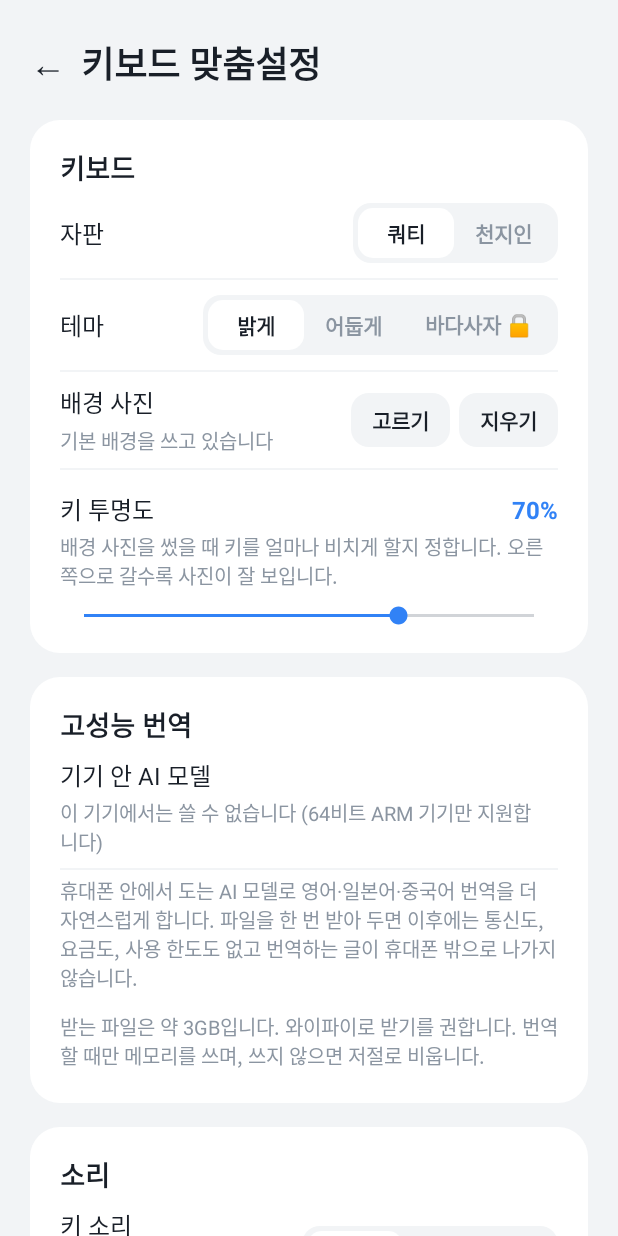
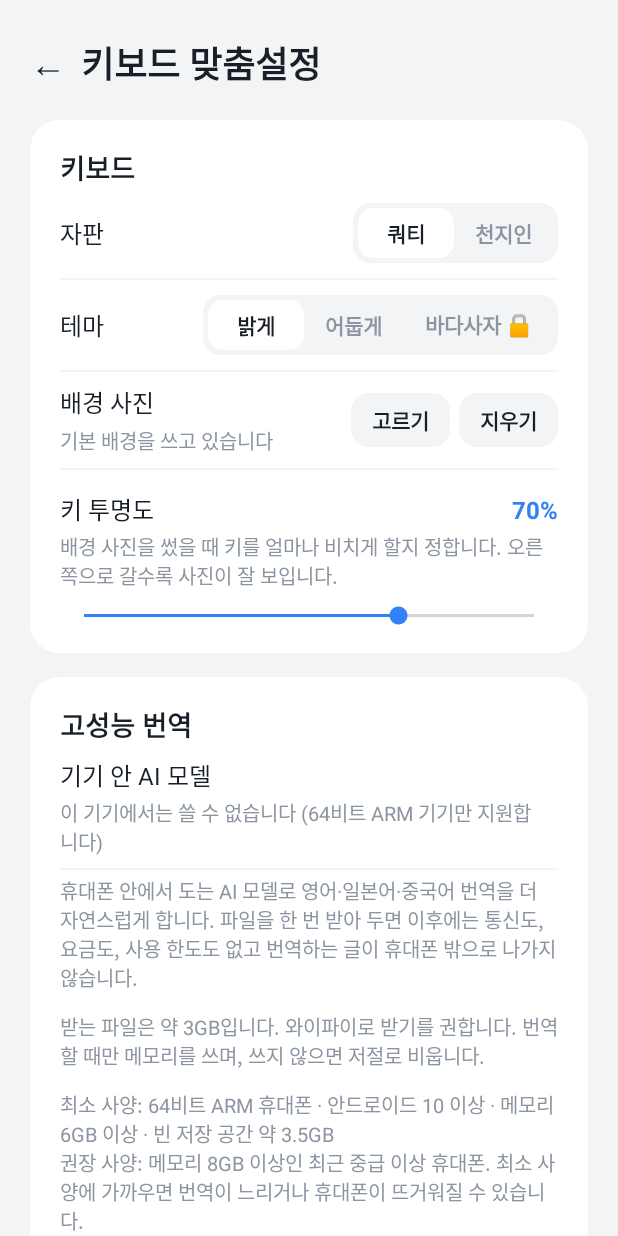
Before and after one commit to kimgeonwoo-718/-, an Android app: the SettingsActivity screen opened directly, with no data from a screen before it, on a phone screen of 412 x 824 dp. Run offline under Robolectric (Android 15) with nearby library versions, the phone set to English and light mode, and no system bars; pictures from the network do not load.

Commit message:
첫 화면 프리미엄 칸 글을 넓게 흐르게 하고, 고성능 번역 카드에 최소·권장 사양을 적는다
- 프리미엄 칸: 지난번엔 여백만 줄이고 본문을 다섯 줄로 자른 줄바꿈을 그대로 둬서 글이 여전히 가운데에 좁게 내려갔다(사용자).
  문구는 그대로, 줄바꿈만 빼서 세 줄(본문 · 큰 파란 줄 · 안내)로 흐르게 한다.
- 설정 → 고성능 번역 카드에 사양 안내를 더한다(나머지 설명은 그대로):
  최소 — 64비트 ARM · 안드로이드 10 이상 · 메모리 6GB 이상 · 빈 저장 공간 약 3.5GB (LlmSupport 가 실제로 막는 조건과 같다).
  권장 — 메모리 8GB 이상인 최근 중급 이상 휴대폰(실기기로 못 잰 어림). 조건이 안 맞으면 받기 대신 이유가 보인다.
- 키보드 타입 검사 통과.

Co-Authored-By: Claude Opus 5.5 <noreply@anthropic.com>
Claude-Session: https://claude.ai/code/session_011ebNbcMnU1MFMvxvCnWZeD

```diff
--- a/keyboard/src/main/res/layout/activity_settings.xml
+++ b/keyboard/src/main/res/layout/activity_settings.xml
@@ -183,8 +183,12 @@
                 android:text="@string/setting_llm_intro" />
             <TextView
                 style="@style/RowSub"
+                android:layout_marginBottom="10dp"
+                android:text="@string/setting_llm_size" />
+            <TextView
+                style="@style/RowSub"
                 android:layout_marginBottom="12dp"
-                android:text="@string/setting_llm_size" />
+                android:text="@string/setting_llm_specs" />
         </LinearLayout>
 
         <!-- 소리 (바다사자 소리팩은 구독자 전용) -->
--- a/keyboard/src/main/res/values/strings.xml
+++ b/keyboard/src/main/res/values/strings.xml
@@ -72,7 +72,8 @@
          줄은 직접 나눈다 — 문장이 길어 글자 중간에서 끊겼다("알 겁니 / 다"). "일단 결제하십시오" 는 한 줄로 굵게·파랗게. -->
     <string name="premium_pitch_title">프리미엄</string>
     <string name="premium_pitch_tagline">절대 후회 없는 기능들</string>
-    <string name="premium_pitch_body"><b>하루 99원</b>밖에 안 하는데,\n진짜 한번 써 보시면 알 겁니다.\n<b><font color="#3182F6"><big>일단 결제하십시오.</big></font></b>\n자세한 기능들이 궁금하시면\n아래 버튼을 눌러 보십시오!</string>
+    <!-- 줄바꿈을 억지로 넣지 않는다 — 다섯 줄로 잘라 두었더니 글이 가운데에 좁게 내려갔다(2026-10-11 사용자). 큰 파란 줄만 따로. -->
+    <string name="premium_pitch_body"><b>하루 99원</b>밖에 안 하는데, 진짜 한번 써 보시면 알 겁니다.\n<b><font color="#3182F6"><big>일단 결제하십시오.</big></font></b>\n자세한 기능들이 궁금하시면 아래 버튼을 눌러 보십시오!</string>
     <string name="setting_plan_subscribe">프리미엄 알아보기 · 월 2,990원</string>
     <!-- 더보기 서랍(첫 화면 ☰)과 키보드 맞춤설정. -->
     <string name="more_title">더보기</string>
@@ -164,6 +165,8 @@
     <string name="setting_llm_title">기기 안 AI 모델</string>
     <string name="setting_llm_intro">휴대폰 안에서 도는 AI 모델로 영어·일본어·중국어 번역을 더 자연스럽게 합니다. 파일을 한 번 받아 두면 이후에는 통신도, 요금도, 사용 한도도 없고 번역하는 글이 휴대폰 밖으로 나가지 않습니다.</string>
     <string name="setting_llm_size">받는 파일은 약 3GB입니다. 와이파이로 받기를 권합니다. 번역할 때만 메모리를 쓰며, 쓰지 않으면 저절로 비웁니다.</string>
+    <!-- 최소 사양은 LlmSupport 가 실제로 막는 조건과 같아야 한다(64비트 ARM·안드로이드 10·RAM 5.5GiB·dotprod/fp16, 빈 자리 3.5GB). 권장 사양은 어림이다 — 실기기로 아직 못 쟀다. -->
+    <string name="setting_llm_specs">최소 사양: 64비트 ARM 휴대폰 · 안드로이드 10 이상 · 메모리 6GB 이상 · 빈 저장 공간 약 3.5GB\n권장 사양: 메모리 8GB 이상인 최근 중급 이상 휴대폰. 최소 사양에 가까우면 번역이 느리거나 휴대폰이 뜨거워질 수 있습니다.\n조건이 맞지 않는 기기에서는 받기 대신 그 이유가 보입니다.</string>
     <string name="setting_llm_status_none">아직 받지 않았습니다</string>
     <string name="setting_llm_status_downloading">받는 중 %1$d%% (%2$s / %3$s)</string>
     <string name="setting_llm_status_verifying">파일을 확인하는 중입니다…</string>
```
Also changed, not shown: 1 other file.
